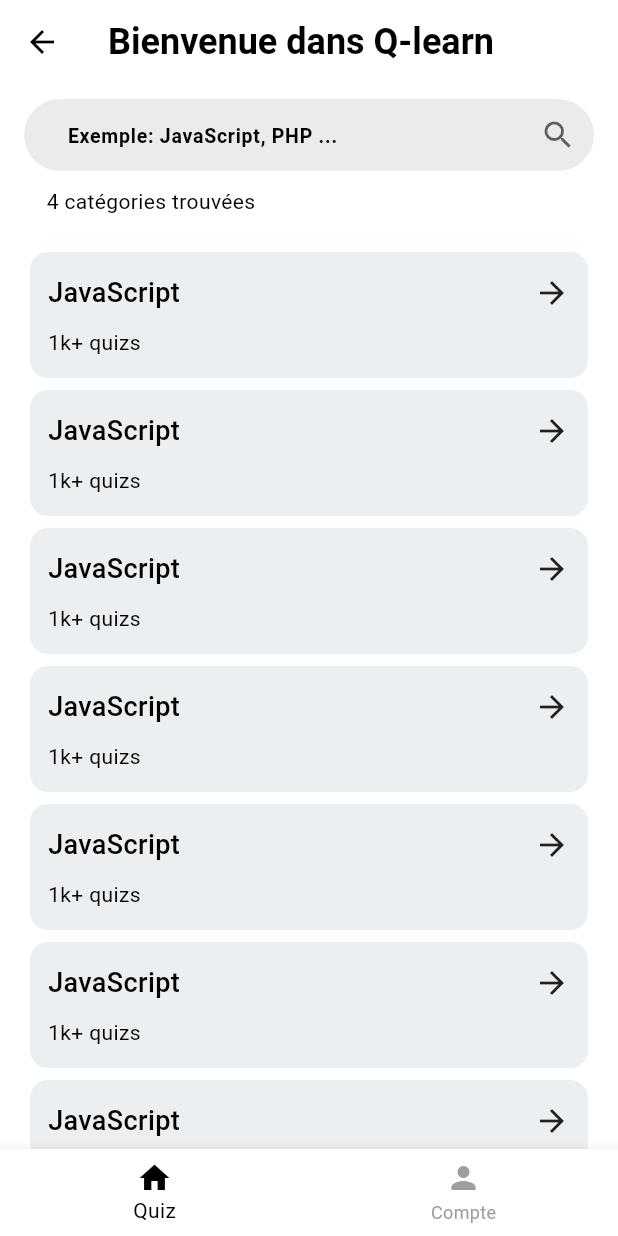
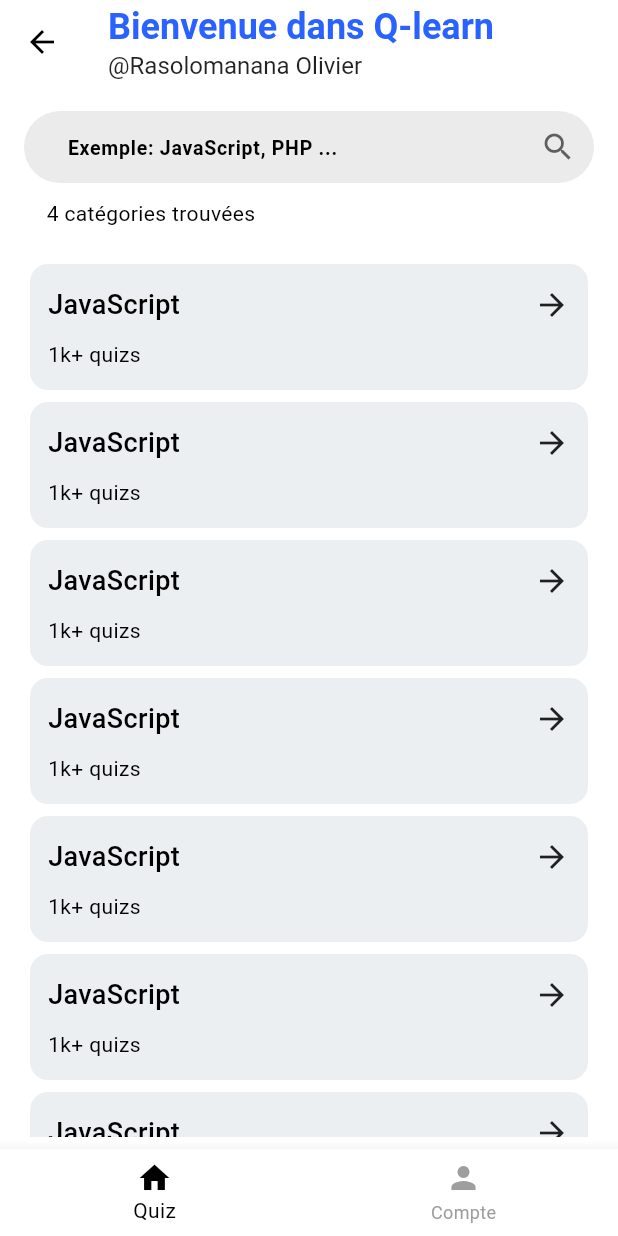
Before and after one commit to RasolomananaOlivier/qlearn, a Flutter app: the ClientHomePage screen opened by its route, on a phone screen of 412 x 824 dp. Run offline on Flutter 3.47's test engine with Material 3 defaults, Android fonts, the light colour scheme and no system bars; drawn by our look-alikes of oktoast; our stand-ins replace auto_route, dio, flutter_form_builder, flutter_rating_bar, flutter_riverpod, form_builder_validators and 3 more; missing offline and left inert: awesome_dio_interceptor; generated files the repository leaves out were written again; Roboto replaces fonts that are missing (IBM); statements that could not run were skipped.

Commit message:
some changes

```diff
--- a/lib/features/quiz_participation/presentation/pages/client_home_page.dart
+++ b/lib/features/quiz_participation/presentation/pages/client_home_page.dart
@@ -17,6 +17,7 @@ class ClientHomePage extends StatelessWidget {
       body: const Padding(
         padding: EdgeInsets.symmetric(
           horizontal: 16,
+          vertical: 8,
         ),
         child: Column(
           crossAxisAlignment: CrossAxisAlignment.start,
--- a/lib/features/quiz_participation/presentation/pages/quizz_page.dart
+++ b/lib/features/quiz_participation/presentation/pages/quizz_page.dart
@@ -81,7 +81,9 @@ class _QuizzPageState extends State<QuizzPage> {
     return Scaffold(
       appBar: AppBar(
         title: Text(quiz.title),
-        leading: const AppBarBackButton(),
+        leading: const AppBarBackButton(
+          iconData: Icons.close,
+        ),
       ),
 
       // Validate and next button
--- a/lib/features/quiz_participation/presentation/pages/result_page.dart
+++ b/lib/features/quiz_participation/presentation/pages/result_page.dart
@@ -1,5 +1,6 @@
 import 'package:auto_route/auto_route.dart';
 import 'package:flutter/material.dart';
+import 'package:q_learn/core/config/router/app_router.dart';
 
 @RoutePage()
 class ResultPage extends StatefulWidget {
@@ -10,7 +11,9 @@ class ResultPage extends StatefulWidget {
 }
 
 class _ResultPageState extends State<ResultPage> {
-  void handleClick() {}
+  void handleClick() {
+    context.router.replaceAll([const ClientHomeRoute()]);
+  }
 
   @override
   Widget build(BuildContext context) {
--- a/lib/features/quiz_participation/presentation/widgets/welcome_header.dart
+++ b/lib/features/quiz_participation/presentation/widgets/welcome_header.dart
@@ -5,12 +5,25 @@ class WelcomeHeader extends StatelessWidget {
 
   @override
   Widget build(BuildContext context) {
-    return const Text(
-      "Bienvenue dans Q-learn",
-      style: TextStyle(
-        fontSize: 24,
-        fontWeight: FontWeight.bold,
-      ),
+    return Column(
+      crossAxisAlignment: CrossAxisAlignment.start,
+      children: [
+        Text(
+          "Bienvenue dans Q-learn",
+          style: TextStyle(
+            fontSize: 24,
+            fontWeight: FontWeight.bold,
+            color: Colors.blueAccent.shade700,
+          ),
+        ),
+        const Text(
+          "@Rasolomanana Olivier",
+          style: TextStyle(
+            color: Colors.black87,
+            fontSize: 16,
+          ),
+        )
+      ],
     );
   }
 }
```
Also changed, not shown: lib/core/common/app_bar_back_button.dart (+7 -2 lines).
